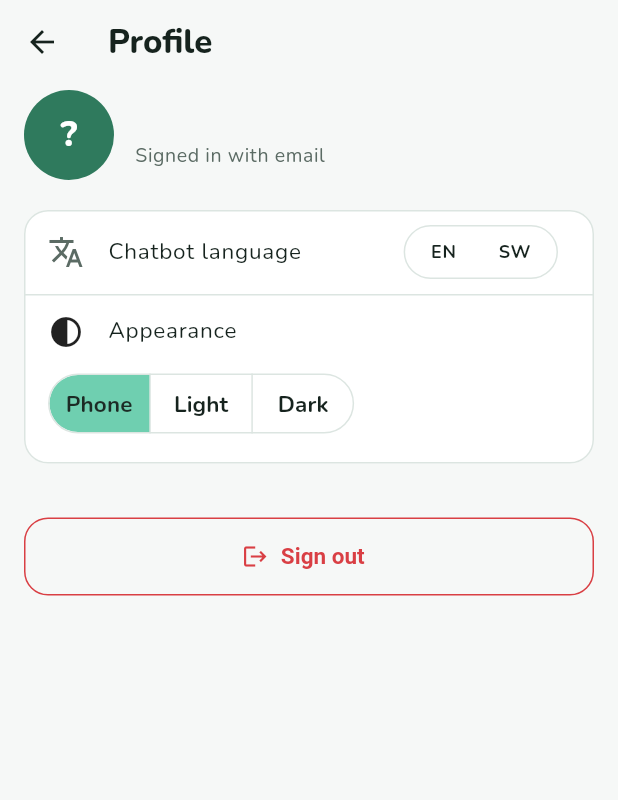
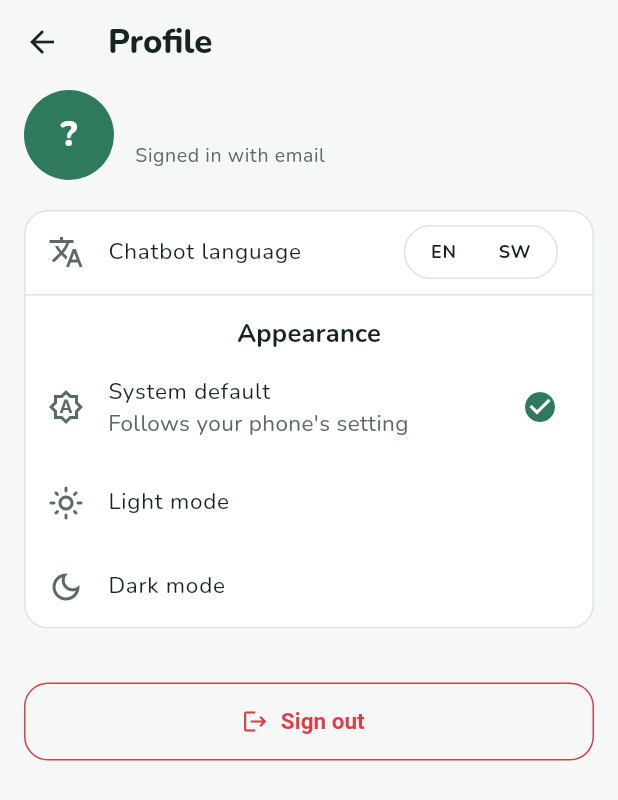
Before and after one commit to Joykan/mindquest-app, a Flutter app: the ProfileScreen screen opened directly with empty values, on a phone screen of 412 x 824 dp. Shown: the top 800 px of the screen. Run offline on Flutter 3.47's test engine with Material 3 defaults, Android fonts, the phone set to English and light mode, and no system bars; our stand-ins replace go_router, shared_preferences, supabase_flutter; accounts and stored records are empty; network calls fail.

Commit message:
Show the logo on Home and Chat, add appearance options

```diff
--- a/lib/core/router/app_router.dart
+++ b/lib/core/router/app_router.dart
@@ -100,6 +100,7 @@ GoRouter createRouter(ThemeController theme, SessionController? session) {
                 builder: (context, state) => HomeScreen(
                   repository: progress!,
                   reloadWhen: ticker,
+                  theme: theme,
                   onMoodTap: (int mood) => context.go('/mood?mood=$mood'),
                   onTalk: () => context.go('/chat'),
                   onProfile: () => context.push('/profile'),
--- a/lib/features/profile/profile_screen.dart
+++ b/lib/features/profile/profile_screen.dart
@@ -84,31 +84,30 @@ class ProfileScreen extends StatelessWidget {
                     ),
                     const Divider(height: 1),
                     Padding(
-                      padding: const EdgeInsets.fromLTRB(16, 12, 16, 16),
-                      child: Column(
-                        crossAxisAlignment: CrossAxisAlignment.start,
-                        children: <Widget>[
-                          Row(
-                            children: <Widget>[
-                              const Icon(Icons.contrast),
-                              const SizedBox(width: 16),
-                              Text('Appearance', style: t.textTheme.bodyLarge),
-                            ],
-                          ),
-                          const SizedBox(height: 12),
-                          SegmentedButton<ThemeMode>(
-                            key: const Key('appearance'),
-                            showSelectedIcon: false,
-                            segments: const <ButtonSegment<ThemeMode>>[
-                              ButtonSegment<ThemeMode>(value: ThemeMode.system, label: Text('Phone')),
-                              ButtonSegment<ThemeMode>(value: ThemeMode.light, label: Text('Light')),
-                              ButtonSegment<ThemeMode>(value: ThemeMode.dark, label: Text('Dark')),
-                            ],
-                            selected: <ThemeMode>{theme.value},
-                            onSelectionChanged: (Set<ThemeMode> s) => theme.set(s.first),
-                          ),
-                        ],
-                      ),
+                      padding: const EdgeInsets.fromLTRB(16, 14, 16, 2),
+                      child: Text('Appearance', style: t.textTheme.titleMedium),
+                    ),
+                    _ThemeOption(
+                      key: const Key('theme-system'),
+                      icon: Icons.brightness_auto_outlined,
+                      label: 'System default',
+                      subtitle: "Follows your phone's setting",
+                      selected: theme.value == ThemeMode.system,
+                      onTap: () => theme.set(ThemeMode.system),
+                    ),
+                    _ThemeOption(
+                      key: const Key('theme-light'),
+                      icon: Icons.light_mode_outlined,
+                      label: 'Light mode',
+                      selected: theme.value == ThemeMode.light,
+                      onTap: () => theme.set(ThemeMode.light),
+                    ),
+                    _ThemeOption(
+                      key: const Key('theme-dark'),
+                      icon: Icons.dark_mode_outlined,
+                      label: 'Dark mode',
+                      selected: theme.value == ThemeMode.dark,
+                      onTap: () => theme.set(ThemeMode.dark),
                     ),
                   ],
                 ),
@@ -139,3 +138,35 @@ class ProfileScreen extends StatelessWidget {
     );
   }
 }
+
+class _ThemeOption extends StatelessWidget {
+  const _ThemeOption({
+    super.key,
+    required this.icon,
+    required this.label,
+    required this.selected,
+    required this.onTap,
+    this.subtitle,
+  });
+
+  final IconData icon;
+  final String label;
+  final String? subtitle;
+  final bool selected;
+  final VoidCallback onTap;
+
+  @override
+  Widget build(BuildContext context) {
+    final ColorScheme scheme = Theme.of(context).colorScheme;
+    return Semantics(
+      selected: selected,
+      child: ListTile(
+        leading: Icon(icon),
+        title: Text(label),
+        subtitle: subtitle == null ? null : Text(subtitle!),
+        trailing: selected ? Icon(Icons.check_circle, color: scheme.primary) : null,
+        onTap: onTap,
+      ),
+    );
+  }
+}
```
Also changed, not shown: lib/features/chat/chat_screen.dart (+2 -10 lines), lib/features/home/home_screen.dart (+50 -12 lines), 1 other file.
